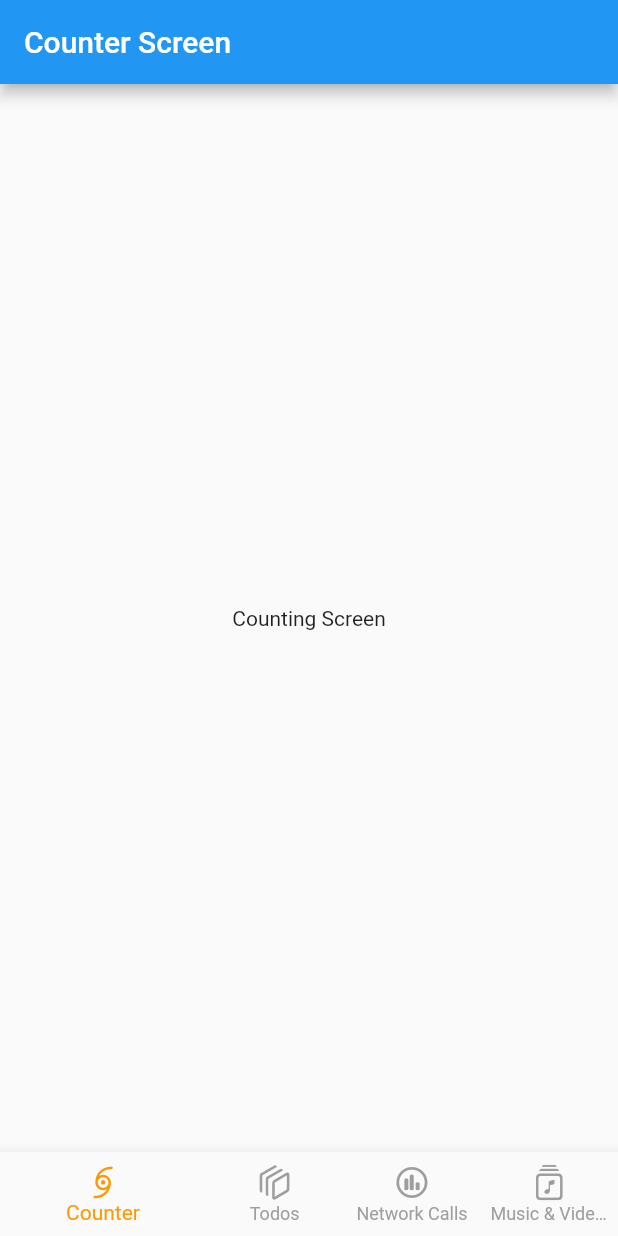
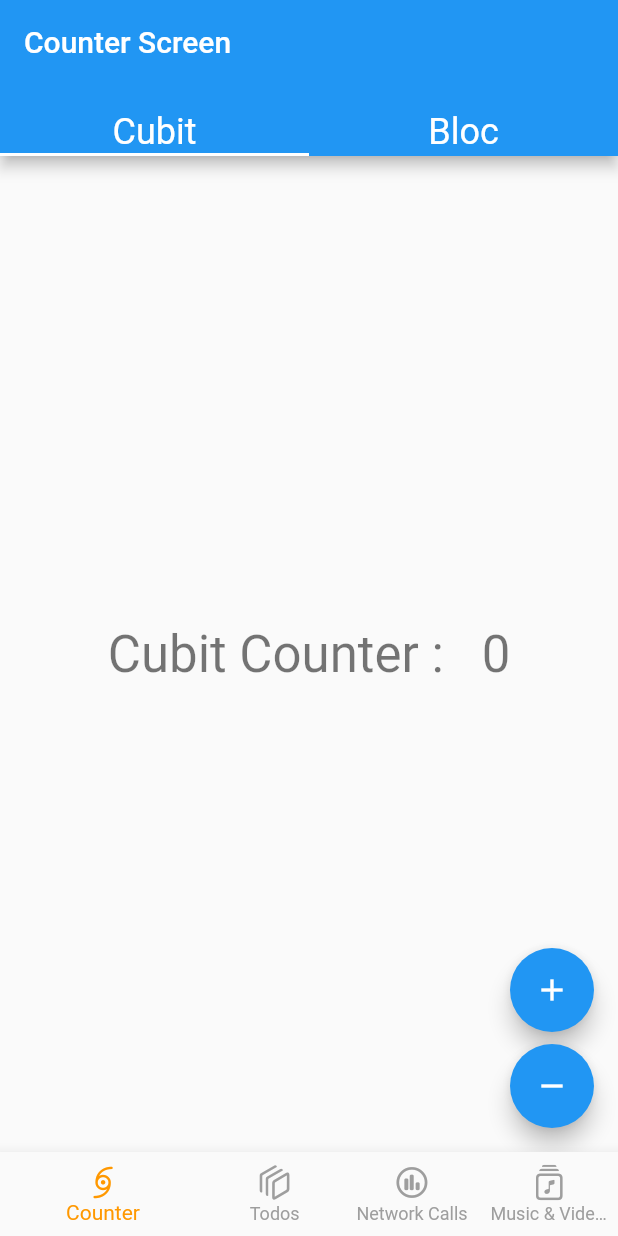
Before and after one commit to okelloEnos/All_In_One_Bloc, a Flutter app: the screen it shows after launch, on a phone screen of 412 x 824 dp. Run offline on Flutter 3.47's test engine with Material 2 defaults, Android fonts, the phone set to English and light mode, and no system bars; our stand-ins replace bloc, equatable, flutter_bloc.

Commit message:
counter implementation in Bloc and Cubit

```diff
--- a/lib/all_in_one.dart
+++ b/lib/all_in_one.dart
@@ -1,8 +1,10 @@
+import 'package:all_in_one/blocs/counter_bloc/counter.dart';
 import 'package:all_in_one/blocs/tab_blocs/tab.dart';
+import 'package:all_in_one/cubit/counter_cubit.dart';
 import 'package:all_in_one/screens/bottom_navigation/bottom_navigation_screens.dart';
 import 'package:flutter/material.dart';
 import 'package:flutter_bloc/flutter_bloc.dart';
-
+// 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
 class AllInOneApp extends StatelessWidget {
   const AllInOneApp({Key? key}) : super(key: key);
 
@@ -13,11 +15,22 @@ class AllInOneApp extends StatelessWidget {
       theme: ThemeData(
         primarySwatch: Colors.blue,
       ),
-      home: BlocProvider<TabBloc>(create: (BuildContext context) {
-        return TabBloc();
-      },
-      child: const BottomNavigationScreen(),
-      ),
+      home: MultiBlocProvider(providers: [
+        BlocProvider<TabBloc>(create: (BuildContext context) {
+          return TabBloc();
+        },
+          // child: const BottomNavigationScreen(),
+        ),
+        BlocProvider(create: (BuildContext context) {
+          return CounterCubit();
+        },),
+        BlocProvider<CounterBloc>(create: (BuildContext context) {
+          return CounterBloc();
+        },
+          // child: const BottomNavigationScreen(),
+        ),
+      ],
+        child: const BottomNavigationScreen(),),
     );
   }
 }
--- /dev/null
+++ b/lib/blocs/counter_bloc/counter.dart
@@ -0,0 +1,2 @@
+export './counter_bloc.dart';
+export './counter_event.dart';
--- /dev/null
+++ b/lib/blocs/counter_bloc/counter_bloc.dart
@@ -0,0 +1,9 @@
+import 'package:all_in_one/blocs/counter_bloc/counter_event.dart';
+import 'package:bloc/bloc.dart';
+class CounterBloc extends Bloc<CounterEvent, int>{
+  CounterBloc() : super(0){
+    on<IncrementEvent>((event, emit) => emit(state + 1));
+    on<DecrementEvent>((event, emit) => state - 1);
+  }
+
+}
--- /dev/null
+++ b/lib/blocs/counter_bloc/counter_event.dart
@@ -0,0 +1,15 @@
+import 'package:equatable/equatable.dart';
+abstract class CounterEvent extends Equatable{
+  const CounterEvent() ;
+}
+
+class IncrementEvent extends CounterEvent{
+  @override
+  List<Object?> get props => [];
+
+}
+
+class DecrementEvent extends CounterEvent{
+  @override
+  List<Object?> get props => [];
+}
--- /dev/null
+++ b/lib/cubit/counter_cubit.dart
@@ -0,0 +1,15 @@
+import 'package:bloc/bloc.dart';
+class CounterCubit extends Cubit<int>{
+
+  CounterCubit() : super(0);
+
+  /// increase the current state counter by 1
+  void increment(){
+    emit(state + 1);
+  }
+
+  /// decrease the current state counter by 1
+  void decrement(){
+    emit(state - 1);
+  }
+}
--- /dev/null
+++ b/lib/observers/counter_observer.dart
@@ -0,0 +1,33 @@
+import 'package:bloc/bloc.dart';
+
+class CounterObserver extends BlocObserver {
+  @override
+  void onChange(BlocBase bloc, Change change) {
+    print('The Observer has Changed >>> ${bloc.runtimeType} $change');
+  }
+
+  @override
+  void onError(BlocBase bloc, Object error, StackTrace stackTrace) {
+    print('An error has occurred in counter');
+  }
+
+  @override
+  void onCreate(BlocBase bloc) {
+    print('Counter observer has been created');
+  }
+
+//   @override
+//   void onEvent(Bloc bloc, Object event) {
+// print('An event was initiated for counter');
+//   }
+
+  @override
+  void onTransition(Bloc bloc, Transition transition) {
+    print('Counter Transition just happenned');
+  }
+
+  @override
+  void onClose(BlocBase bloc) {
+    print('The Counter has been closed');
+  }
+}
--- /dev/null
+++ b/lib/screens/counter/counter_cubit_screen.dart
@@ -0,0 +1,42 @@
+import 'package:all_in_one/cubit/counter_cubit.dart';
+import 'package:flutter/material.dart';
+import 'package:flutter_bloc/flutter_bloc.dart';
+
+class CounterCubitScreen extends StatelessWidget {
+  const CounterCubitScreen({Key? key}) : super(key: key);
+
+  @override
+  Widget build(BuildContext context) {
+    final theme = Theme.of(context);
+
+    return Scaffold(
+      body: Center(child: BlocBuilder<CounterCubit, int>(
+        builder: (BuildContext context, state) {
+          return Text(
+            'Cubit Counter :   $state',
+            style: theme.textTheme.headline4,
+          );
+        },
+      )),
+      floatingActionButton: Column(
+        mainAxisAlignment: MainAxisAlignment.end,
+        crossAxisAlignment: CrossAxisAlignment.end,
+        children: [
+          FloatingActionButton(
+              child: const Icon(Icons.add),
+              onPressed: () {
+                context.read<CounterCubit>().increment();
+              }),
+          const SizedBox(
+            height: 8,
+          ),
+          FloatingActionButton(
+              child: const Icon(Icons.remove),
+              onPressed: () {
+                context.read<CounterCubit>().decrement();
+              })
+        ],
+      ),
+    );
+  }
+}
--- a/lib/screens/counter/counter_screen.dart
+++ b/lib/screens/counter/counter_screen.dart
@@ -1,13 +1,86 @@
+import 'package:all_in_one/cubit/counter_cubit.dart';
+import 'package:all_in_one/screens/counter/counter_bloc_screen.dart';
+import 'package:all_in_one/screens/counter/counter_cubit_screen.dart';
 import 'package:flutter/material.dart';
+import 'package:flutter_bloc/flutter_bloc.dart';
 
-class CounterScreen extends StatelessWidget {
+class CounterScreen extends StatefulWidget {
   const CounterScreen({Key? key}) : super(key: key);
 
   @override
+  _CounterScreenState createState() => _CounterScreenState();
+}
+
+class _CounterScreenState extends State<CounterScreen>
+    with SingleTickerProviderStateMixin {
+  late TabController tabController;
+
+  @override
+  void initState() {
+    tabController = TabController(length: 2, vsync: this, initialIndex: 0);
+    super.initState();
+  }
+
+  @override
+  void dispose() {
+//
+    tabController.dispose();
+    super.dispose();
+  }
+
+  @override
   Widget build(BuildContext context) {
+    final theme = Theme.of(context);
     return Scaffold(
-      appBar: AppBar( title: const Text('Counter Screen'),),
-      body: const Center(child: Text('Counting Screen')),
+      appBar: AppBar(
+        title: const Text('Counter Screen'),
+        bottom: TabBar(
+          tabs: [
+            Text(
+              'Cubit',
+              style: theme.textTheme.headline5!.copyWith(color: Colors.white),
+            ),
+            Text(
+              'Bloc',
+              style: theme.textTheme.headline5!.copyWith(color: Colors.white),
+            )
+          ],
+          controller: tabController,
+        ),
+      ),
+      body:  TabBarView(
+        children: const [CounterCubitScreen(), CounterBlocScreen()],
+        controller: tabController,
+        // controller: tabController,
+        //  children: [],
+      ),
+      // body: Center(child: BlocBuilder<CounterCubit, int>(
+      //   builder: (BuildContext context, state) {
+      //     return Text(
+      //       'Counter Value:   $state',
+      //       style: theme.textTheme.headline4,
+      //     );
+      //   },
+      // )),
+      // floatingActionButton: Column(
+      //   mainAxisAlignment: MainAxisAlignment.end,
+      //   crossAxisAlignment: CrossAxisAlignment.end,
+      //   children: [
+      //     FloatingActionButton(
+      //         child: const Icon(Icons.add),
+      //         onPressed: () {
+      //           context.read<CounterCubit>().increment();
+      //         }),
+      //     const SizedBox(
+      //       height: 8,
+      //     ),
+      //     FloatingActionButton(
+      //         child: const Icon(Icons.remove),
+      //         onPressed: () {
+      //           context.read<CounterCubit>().decrement();
+      //         })
+      //   ],
+      // ),
     );
   }
 }
```
Also changed, not shown: lib/screens/counter/counter_bloc_screen.dart (added, +43 -0 lines).
